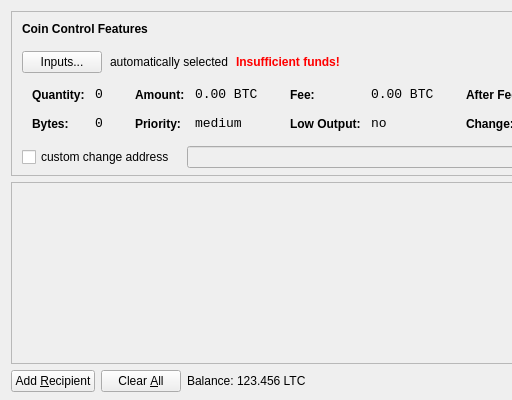
utex/utex-a, file src/qt/forms/sendcoinsdialog.ui: the form before one commit; both pictures show x 0 to 512 and y 0 to 400 of the 850 by 400 pixel window.
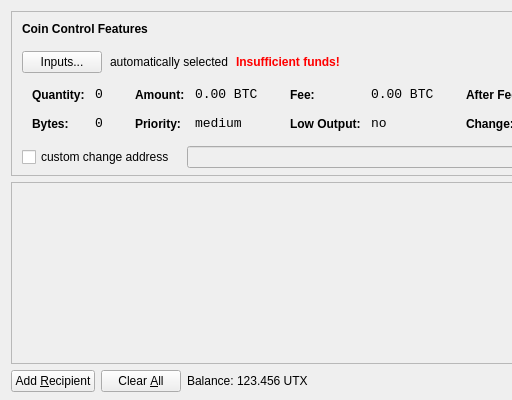
The form after the commit. Icons and pictures are not drawn.

The edit to the form file:
```diff
--- a/src/qt/forms/sendcoinsdialog.ui
+++ b/src/qt/forms/sendcoinsdialog.ui
@@ -720,7 +720,7 @@
           <cursorShape>IBeamCursor</cursorShape>
          </property>
          <property name="text">
-          <string>123.456 LTC</string>
+          <string>123.456 UTX</string>
          </property>
          <property name="textInteractionFlags">
           <set>Qt::LinksAccessibleByMouse|Qt::TextSelectableByKeyboard|Qt::TextSelectableByMouse</set>
```
